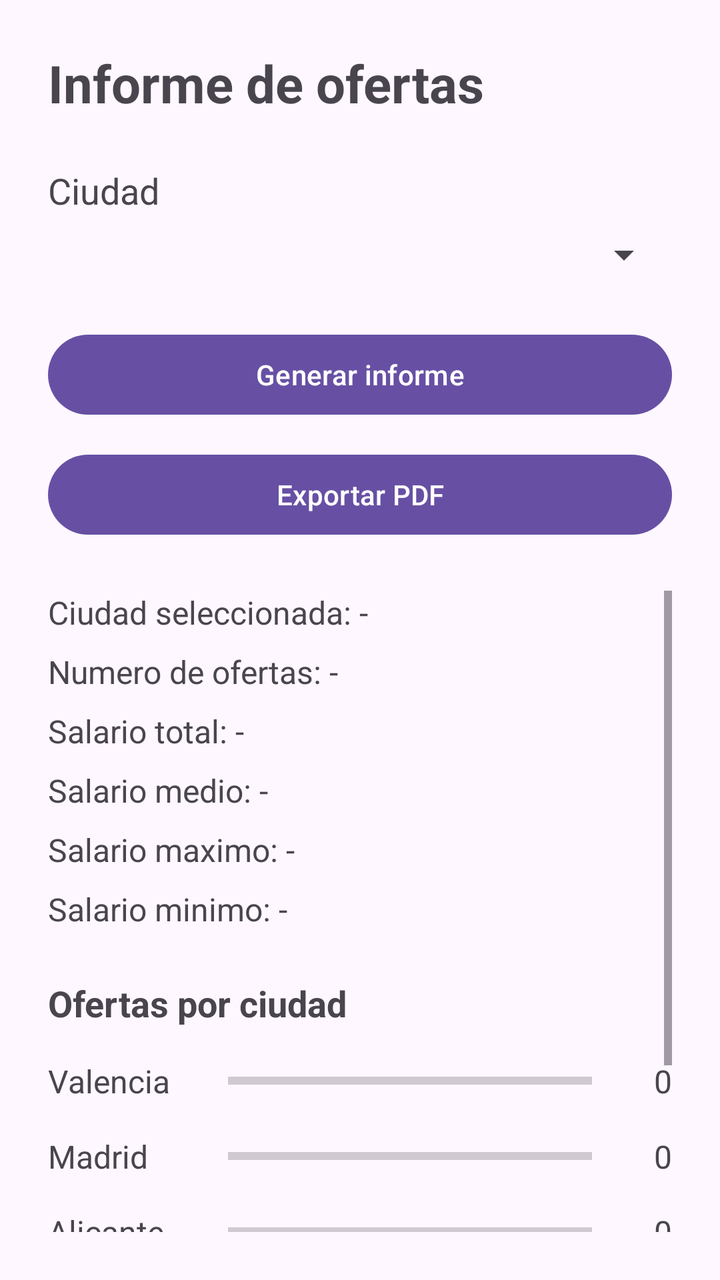
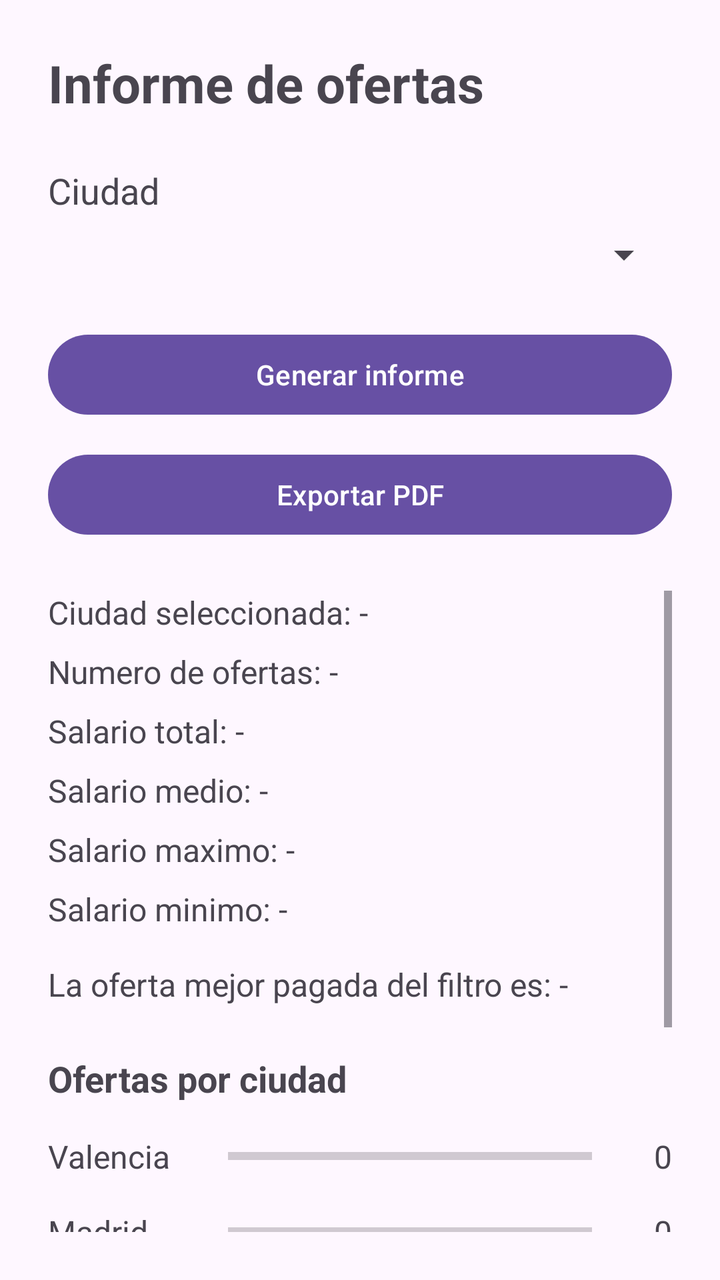

Before-and-after screenshots of an Android layout around one commit, followed by the original layout XML and the change that was made.
<!-- AndroidManifest.xml: application theme Theme.RA5GenerarInformes -->
<!-- res/layout/activity_main.xml -->
<?xml version="1.0" encoding="utf-8"?>
<LinearLayout xmlns:android="http://schemas.android.com/apk/res/android"
    xmlns:tools="http://schemas.android.com/tools"
    android:id="@+id/main"
    android:layout_width="match_parent"
    android:layout_height="match_parent"
    android:orientation="vertical"
    android:padding="24dp"
    tools:context=".MainActivity">

    <TextView
        android:id="@+id/textoTitulo"
        android:layout_width="match_parent"
        android:layout_height="wrap_content"
        android:text="Informe de ofertas"
        android:textSize="26sp"
        android:textStyle="bold" />

    <TextView
        android:id="@+id/textoCiudad"
        android:layout_width="match_parent"
        android:layout_height="wrap_content"
        android:layout_marginTop="24dp"
        android:text="Ciudad"
        android:textSize="18sp" />

    <Spinner
        android:id="@+id/spinnerCiudad"
        android:layout_width="match_parent"
        android:layout_height="wrap_content"
        android:layout_marginTop="8dp" />

    <Button
        android:id="@+id/botonGenerarInforme"
        android:layout_width="match_parent"
        android:layout_height="wrap_content"
        android:layout_marginTop="24dp"
        android:text="Generar informe" />

    <Button
        android:id="@+id/botonExportarPdf"
        android:layout_width="match_parent"
        android:layout_height="wrap_content"
        android:layout_marginTop="12dp"
        android:text="Exportar PDF" />

    <ScrollView
        android:layout_width="match_parent"
        android:layout_height="0dp"
        android:layout_marginTop="24dp"
        android:layout_weight="1">

        <LinearLayout
            android:id="@+id/contenedorInforme"
            android:layout_width="match_parent"
            android:layout_height="wrap_content"
            android:orientation="vertical">

            <TextView
                android:id="@+id/textoCiudadSeleccionada"
                android:layout_width="match_parent"
                android:layout_height="wrap_content"
                android:text="Ciudad seleccionada: -"
                android:textSize="16sp" />

            <TextView
                android:id="@+id/textoNumeroOfertas"
                android:layout_width="match_parent"
                android:layout_height="wrap_content"
                android:layout_marginTop="8dp"
                android:text="Numero de ofertas: -"
                android:textSize="16sp" />

            <TextView
                android:id="@+id/textoSalarioTotal"
                android:layout_width="match_parent"
                android:layout_height="wrap_content"
                android:layout_marginTop="8dp"
                android:text="Salario total: -"
                android:textSize="16sp" />

            <TextView
                android:id="@+id/textoSalarioMedio"
                android:layout_width="match_parent"
                android:layout_height="wrap_content"
                android:layout_marginTop="8dp"
                android:text="Salario medio: -"
                android:textSize="16sp" />

            <TextView
                android:id="@+id/textoSalarioMaximo"
                android:layout_width="match_parent"
                android:layout_height="wrap_content"
                android:layout_marginTop="8dp"
                android:text="Salario maximo: -"
                android:textSize="16sp" />

            <TextView
                android:id="@+id/textoSalarioMinimo"
                android:layout_width="match_parent"
                android:layout_height="wrap_content"
                android:layout_marginTop="8dp"
                android:text="@string/salario_minimo"
                android:textSize="16sp" />

            <TextView
                android:id="@+id/textoTituloGrafico"
                android:layout_width="match_parent"
                android:layout_height="wrap_content"
                android:layout_marginTop="24dp"
                android:text="Ofertas por ciudad"
                android:textSize="18sp"
                android:textStyle="bold" />

            <LinearLayout
                android:layout_width="match_parent"
                android:layout_height="wrap_content"
                android:layout_marginTop="8dp"
                android:orientation="vertical">

                <LinearLayout
                    android:layout_width="match_parent"
                    android:layout_height="wrap_content"
                    android:gravity="center_vertical"
                    android:orientation="horizontal"
                    android:paddingTop="8dp"
                    android:paddingBottom="8dp">

                    <TextView
                        android:layout_width="90dp"
                        android:layout_height="wrap_content"
                        android:text="Valencia"
                        android:textSize="16sp" />

                    <ProgressBar
                        android:id="@+id/barraValencia"
                        style="?android:attr/progressBarStyleHorizontal"
                        android:layout_width="0dp"
                        android:layout_height="20dp"
                        android:layout_weight="1"
                        android:indeterminate="false"
                        android:max="1"
                        android:progress="0" />

                    <TextView
                        android:id="@+id/textoCantidadValencia"
                        android:layout_width="40dp"
                        android:layout_height="wrap_content"
                        android:gravity="end"
                        android:text="0"
                        android:textSize="16sp" />
                </LinearLayout>

                <LinearLayout
                    android:layout_width="match_parent"
                    android:layout_height="wrap_content"
                    android:gravity="center_vertical"
                    android:orientation="horizontal"
                    android:paddingTop="8dp"
                    android:paddingBottom="8dp">

                    <TextView
                        android:layout_width="90dp"
                        android:layout_height="wrap_content"
                        android:text="Madrid"
                        android:textSize="16sp" />

                    <ProgressBar
                        android:id="@+id/barraMadrid"
                        style="?android:attr/progressBarStyleHorizontal"
                        android:layout_width="0dp"
                        android:layout_height="20dp"
                        android:layout_weight="1"
                        android:indeterminate="false"
                        android:max="1"
                        android:progress="0" />

                    <TextView
                        android:id="@+id/textoCantidadMadrid"
                        android:layout_width="40dp"
                        android:layout_height="wrap_content"
                        android:gravity="end"
                        android:text="0"
                        android:textSize="16sp" />
                </LinearLayout>

                <LinearLayout
                    android:layout_width="match_parent"
                    android:layout_height="wrap_content"
                    android:gravity="center_vertical"
                    android:orientation="horizontal"
                    android:paddingTop="8dp"
                    android:paddingBottom="8dp">

                    <TextView
                        android:layout_width="90dp"
                        android:layout_height="wrap_content"
                        android:text="Alicante"
                        android:textSize="16sp" />

                    <ProgressBar
                        android:id="@+id/barraAlicante"
                        style="?android:attr/progressBarStyleHorizontal"
                        android:layout_width="0dp"
                        android:layout_height="20dp"
                        android:layout_weight="1"
                        android:indeterminate="false"
                        android:max="1"
                        android:progress="0" />

                    <TextView
                        android:id="@+id/textoCantidadAlicante"
                        android:layout_width="40dp"
                        android:layout_height="wrap_content"
                        android:gravity="end"
                        android:text="0"
                        android:textSize="16sp" />
                </LinearLayout>
                <LinearLayout
                    android:layout_width="match_parent"
                    android:layout_height="wrap_content"
                    android:gravity="center_vertical"
                    android:orientation="horizontal"
                    android:paddingTop="8dp"
                    android:paddingBottom="8dp">

                    <TextView
                        android:layout_width="90dp"
                        android:layout_height="wrap_content"
                        android:text="@string/barcelona"
                        android:textSize="16sp" />

                    <ProgressBar
                        android:id="@+id/barraBarcelona"
                        style="?android:attr/progressBarStyleHorizontal"
                        android:layout_width="0dp"
                        android:layout_height="20dp"
                        android:layout_weight="1"
                        android:indeterminate="false"
                        android:max="1"
                        android:progress="0" />

                    <TextView
                        android:id="@+id/textoCantidadBarcelona"
                        android:layout_width="40dp"
                        android:layout_height="wrap_content"
                        android:gravity="end"
                        android:text="@string/_0"
                        android:textSize="16sp" />
                </LinearLayout>
            </LinearLayout>

            <TextView
                android:id="@+id/textoTituloListado"
                android:layout_width="match_parent"
                android:layout_height="wrap_content"
                android:layout_marginTop="24dp"
                android:text="Ofertas"
                android:textSize="18sp"
                android:textStyle="bold" />

            <LinearLayout
                android:id="@+id/contenedorOfertas"
                android:layout_width="match_parent"
                android:layout_height="wrap_content"
                android:layout_marginTop="8dp"
                android:orientation="vertical" />

        </LinearLayout>
    </ScrollView>
</LinearLayout>
<!-- resources referenced by this layout -->
<resources>
  <string name="_0">0</string>
  <string name="barcelona">Barcelona</string>
  <string name="salario_minimo">Salario minimo: -</string>
  <style name="Theme.RA5GenerarInformes" parent="Base.Theme.RA5GenerarInformes" />
  <style name="Base.Theme.RA5GenerarInformes" parent="Theme.Material3.DayNight.NoActionBar">
          
          
      </style>
</resources>

<!-- the commit's change to res/layout/activity_main.xml (unified diff, before → after) -->
@@ -12,7 +12,7 @@
         android:id="@+id/textoTitulo"
         android:layout_width="match_parent"
         android:layout_height="wrap_content"
-        android:text="Informe de ofertas"
+        android:text="@string/informe_de_ofertas"
         android:textSize="26sp"
         android:textStyle="bold" />
 
@@ -21,7 +21,7 @@
         android:layout_width="match_parent"
         android:layout_height="wrap_content"
         android:layout_marginTop="24dp"
-        android:text="Ciudad"
+        android:text="@string/ciudad"
         android:textSize="18sp" />
 
     <Spinner
@@ -35,14 +35,14 @@
         android:layout_width="match_parent"
         android:layout_height="wrap_content"
         android:layout_marginTop="24dp"
-        android:text="Generar informe" />
+        android:text="@string/generar_informe" />
 
     <Button
         android:id="@+id/botonExportarPdf"
         android:layout_width="match_parent"
         android:layout_height="wrap_content"
         android:layout_marginTop="12dp"
-        android:text="Exportar PDF" />
+        android:text="@string/exportar_pdf" />
 
     <ScrollView
         android:layout_width="match_parent"
@@ -60,7 +60,7 @@
                 android:id="@+id/textoCiudadSeleccionada"
                 android:layout_width="match_parent"
                 android:layout_height="wrap_content"
-                android:text="Ciudad seleccionada: -"
+                android:text="@string/ciudad_seleccionada"
                 android:textSize="16sp" />
 
             <TextView
@@ -68,7 +68,7 @@
                 android:layout_width="match_parent"
                 android:layout_height="wrap_content"
                 android:layout_marginTop="8dp"
-                android:text="Numero de ofertas: -"
+                android:text="@string/numero_de_ofertas"
                 android:textSize="16sp" />
 
             <TextView
@@ -76,7 +76,7 @@
                 android:layout_width="match_parent"
                 android:layout_height="wrap_content"
                 android:layout_marginTop="8dp"
-                android:text="Salario total: -"
+                android:text="@string/salario_total"
                 android:textSize="16sp" />
 
             <TextView
@@ -84,7 +84,7 @@
                 android:layout_width="match_parent"
                 android:layout_height="wrap_content"
                 android:layout_marginTop="8dp"
-                android:text="Salario medio: -"
+                android:text="@string/salario_medio"
                 android:textSize="16sp" />
 
             <TextView
@@ -92,7 +92,7 @@
                 android:layout_width="match_parent"
                 android:layout_height="wrap_content"
                 android:layout_marginTop="8dp"
-                android:text="Salario maximo: -"
+                android:text="@string/salario_maximo"
                 android:textSize="16sp" />
 
             <TextView
@@ -104,11 +104,19 @@
                 android:textSize="16sp" />
 
             <TextView
+                android:id="@+id/textoConclusion"
+                android:layout_width="match_parent"
+                android:layout_height="wrap_content"
+                android:layout_marginTop="16dp"
+                android:text="@string/la_oferta_mejor_pagada_del_filtro_es"
+                android:textSize="16sp" />
+
+            <TextView
                 android:id="@+id/textoTituloGrafico"
                 android:layout_width="match_parent"
                 android:layout_height="wrap_content"
                 android:layout_marginTop="24dp"
-                android:text="Ofertas por ciudad"
+                android:text="@string/ofertas_por_ciudad"
                 android:textSize="18sp"
                 android:textStyle="bold" />
 
@@ -129,7 +137,7 @@
                     <TextView
                         android:layout_width="90dp"
                         android:layout_height="wrap_content"
-                        android:text="Valencia"
+                        android:text="@string/valencia"
                         android:textSize="16sp" />
 
                     <ProgressBar
@@ -147,22 +155,22 @@
                         android:layout_width="40dp"
                         android:layout_height="wrap_content"
                         android:gravity="end"
-                        android:text="0"
-                        android:textSize="16sp" />
-                </LinearLayout>
-
-                <LinearLayout
-                    android:layout_width="match_parent"
-                    android:layout_height="wrap_content"
-                    android:gravity="center_vertical"
-                    android:orientation="horizontal"
-                    android:paddingTop="8dp"
-                    android:paddingBottom="8dp">
-
-                    <TextView
-                        android:layout_width="90dp"
-                        android:layout_height="wrap_content"
-                        android:text="Madrid"
+                        android:text="@string/_cero"
+                        android:textSize="16sp" />
+                </LinearLayout>
+
+                <LinearLayout
+                    android:layout_width="match_parent"
+                    android:layout_height="wrap_content"
+                    android:gravity="center_vertical"
+                    android:orientation="horizontal"
+                    android:paddingTop="8dp"
+                    android:paddingBottom="8dp">
+
+                    <TextView
+                        android:layout_width="90dp"
+                        android:layout_height="wrap_content"
+                        android:text="@string/madrid"
                         android:textSize="16sp" />
 
                     <ProgressBar
@@ -180,22 +188,22 @@
                         android:layout_width="40dp"
                         android:layout_height="wrap_content"
                         android:gravity="end"
-                        android:text="0"
-                        android:textSize="16sp" />
-                </LinearLayout>
-
-                <LinearLayout
-                    android:layout_width="match_parent"
-                    android:layout_height="wrap_content"
-                    android:gravity="center_vertical"
-                    android:orientation="horizontal"
-                    android:paddingTop="8dp"
-                    android:paddingBottom="8dp">
-
-                    <TextView
-                        android:layout_width="90dp"
-                        android:layout_height="wrap_content"
-                        android:text="Alicante"
+                        android:text="@string/cero_"
+                        android:textSize="16sp" />
+                </LinearLayout>
+
+                <LinearLayout
+                    android:layout_width="match_parent"
+                    android:layout_height="wrap_content"
+                    android:gravity="center_vertical"
+                    android:orientation="horizontal"
+                    android:paddingTop="8dp"
+                    android:paddingBottom="8dp">
+
+                    <TextView
+                        android:layout_width="90dp"
+                        android:layout_height="wrap_content"
+                        android:text="@string/alicante"
                         android:textSize="16sp" />
 
                     <ProgressBar
@@ -213,7 +221,7 @@
                         android:layout_width="40dp"
                         android:layout_height="wrap_content"
                         android:gravity="end"
-                        android:text="0"
+                        android:text="@string/cero"
                         android:textSize="16sp" />
                 </LinearLayout>
                 <LinearLayout
@@ -255,7 +263,7 @@
                 android:layout_width="match_parent"
                 android:layout_height="wrap_content"
                 android:layout_marginTop="24dp"
-                android:text="Ofertas"
+                android:text="@string/ofertas"
                 android:textSize="18sp"
                 android:textStyle="bold" />
 
<!-- resource entries referenced after the edit -->
@@ -1,8 +1,26 @@
 <!-- resources referenced by this layout -->
 <resources>
   <string name="_0">0</string>
+  <string name="_cero">0</string>
+  <string name="alicante">Alicante</string>
   <string name="barcelona">Barcelona</string>
+  <string name="cero">0</string>
+  <string name="cero_">0</string>
+  <string name="ciudad">Ciudad</string>
+  <string name="ciudad_seleccionada">Ciudad seleccionada: -</string>
+  <string name="exportar_pdf">Exportar PDF</string>
+  <string name="generar_informe">Generar informe</string>
+  <string name="informe_de_ofertas">Informe de ofertas</string>
+  <string name="la_oferta_mejor_pagada_del_filtro_es">La oferta mejor pagada del filtro es: -</string>
+  <string name="madrid">Madrid</string>
+  <string name="numero_de_ofertas">Numero de ofertas: -</string>
+  <string name="ofertas">Ofertas</string>
+  <string name="ofertas_por_ciudad">Ofertas por ciudad</string>
+  <string name="salario_maximo">Salario maximo: -</string>
+  <string name="salario_medio">Salario medio: -</string>
   <string name="salario_minimo">Salario minimo: -</string>
+  <string name="salario_total">Salario total: -</string>
+  <string name="valencia">Valencia</string>
   <style name="Theme.RA5GenerarInformes" parent="Base.Theme.RA5GenerarInformes" />
   <style name="Base.Theme.RA5GenerarInformes" parent="Theme.Material3.DayNight.NoActionBar">
           
